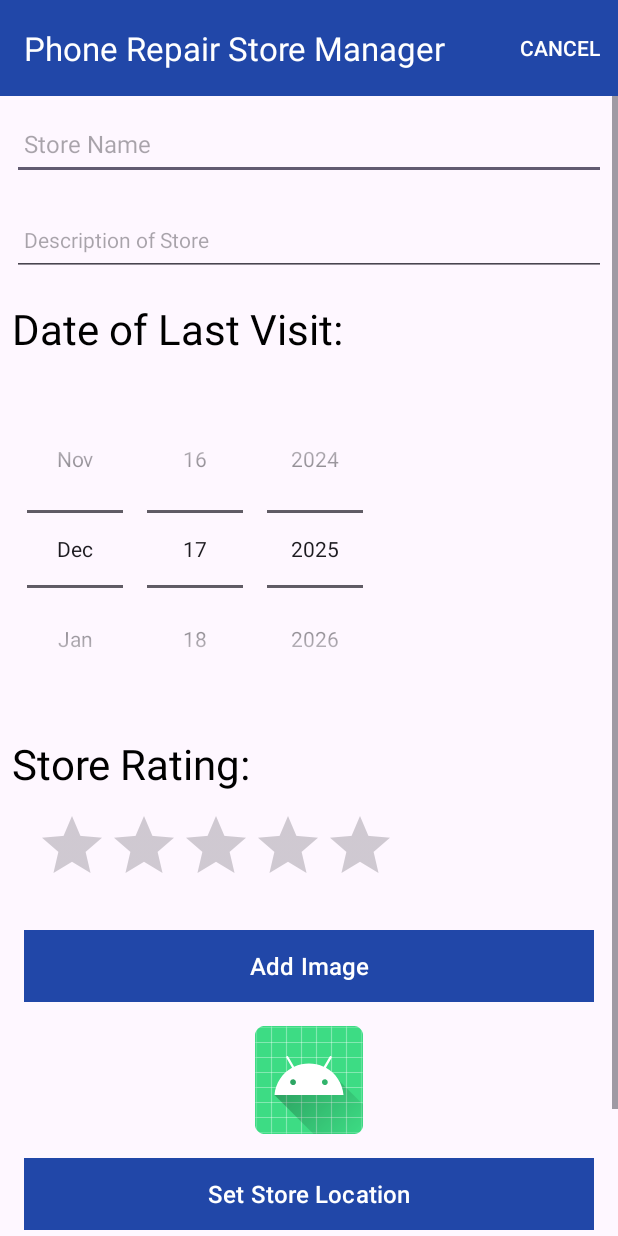
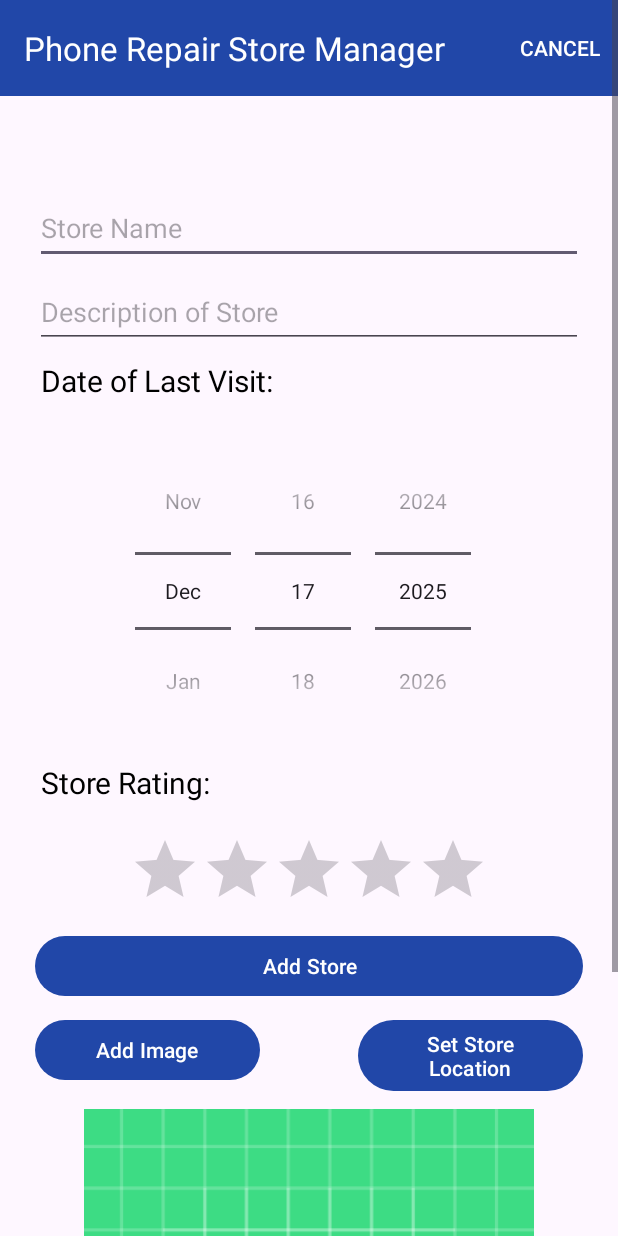
Before and after one commit to stephenmcgrath20103121/mobile-app-dev-1-ca1, an Android app: the StoreActivity screen opened directly, with no data from a screen before it, on a phone screen of 412 x 824 dp. Run offline under Robolectric (Android 15) with nearby library versions, the phone set to English and light mode, and no system bars; our stand-ins replace Picasso, Timber; 1 statement that could not run was skipped.

Commit message:
Lab-A07 content adapted to project

```diff
--- a/app/build.gradle.kts
+++ b/app/build.gradle.kts
@@ -53,6 +53,7 @@ dependencies {
     implementation(libs.picasso)
     implementation(libs.gson)
     implementation(libs.play.services.maps)
+    implementation(libs.androidx.cardview)
 
     testImplementation(libs.junit)
     androidTestImplementation(libs.androidx.junit)
--- a/app/src/main/AndroidManifest.xml
+++ b/app/src/main/AndroidManifest.xml
@@ -1,6 +1,7 @@
 <?xml version="1.0" encoding="utf-8"?>
 <manifest xmlns:android="http://schemas.android.com/apk/res/android"
     xmlns:tools="http://schemas.android.com/tools">
+
     <uses-permission android:name="android.permission.READ_MEDIA_VISUAL_USER_SELECTED" />
     <uses-permission android:name="android.permission.ACCESS_MEDIA_LOCATION" />
 
@@ -14,6 +15,11 @@
         android:roundIcon="@mipmap/ic_launcher_round"
         android:supportsRtl="true"
         android:theme="@style/Theme.Assignment1">
+        <activity
+            android:name=".activities.StoreMapsActivity"
+            android:exported="false"
+            android:label="@string/title_activity_store_maps"
+            android:theme="@style/Theme.Assignment1" />
 
         <meta-data
             android:name="com.google.android.geo.API_KEY"
--- a/app/src/main/java/ie/setu/assignment1/models/StoreCollection.kt
+++ b/app/src/main/java/ie/setu/assignment1/models/StoreCollection.kt
@@ -5,4 +5,5 @@ interface StoreCollection {
     fun create(store: StoreModel)
     fun update(store: StoreModel)
     fun delete(store: StoreModel)
+    fun findById(id:Long) : StoreModel?
 }
--- a/app/src/main/java/ie/setu/assignment1/models/StoreJSONCollection.kt
+++ b/app/src/main/java/ie/setu/assignment1/models/StoreJSONCollection.kt
@@ -64,6 +64,11 @@ class StoreJSONCollection(private val context: Context) : StoreCollection {
         serialize()
     }
 
+    override fun findById(id:Long) : StoreModel? {
+        val foundStore: StoreModel? = stores.find { it.id == id }
+        return foundStore
+    }
+
     private fun serialize() {
         val jsonString = gsonBuilder.toJson(stores, listType)
         write(context, JSON_FILE, jsonString)
--- a/app/src/main/java/ie/setu/assignment1/models/StoreMemCollection.kt
+++ b/app/src/main/java/ie/setu/assignment1/models/StoreMemCollection.kt
@@ -49,6 +49,11 @@ class StoreMemCollection : StoreCollection {
         }
     }
 
+    override fun findById(id:Long) : StoreModel? {
+        val foundStore: StoreModel? = stores.find { it.id == id }
+        return foundStore
+    }
+
     private fun logAll() {
         stores.forEach { i("$it") }
     }
--- a/app/src/main/res/layout/activity_store.xml
+++ b/app/src/main/res/layout/activity_store.xml
@@ -3,24 +3,20 @@
     xmlns:android="http://schemas.android.com/apk/res/android"
     xmlns:app="http://schemas.android.com/apk/res-auto"
     xmlns:tools="http://schemas.android.com/tools"
-    android:id="@+id/main"
     android:layout_width="match_parent"
     android:layout_height="match_parent"
-    tools:context=".activities.StoreActivity">
-
-    <RelativeLayout
-        android:layout_width="match_parent"
-        android:layout_height="wrap_content"
-        app:layout_constraintBottom_toBottomOf="parent"
-        app:layout_constraintTop_toTopOf="parent">
+    tools:context="ie.setu.assignment1.activities.StoreActivity">
 
     <com.google.android.material.appbar.AppBarLayout
-            android:id="@+id/appBarLayout"
-            android:layout_width="match_parent"
+        android:id="@+id/appBarLayout2"
+        android:layout_width="0dp"
         android:layout_height="wrap_content"
         android:background="@color/colorAccent"
         android:fitsSystemWindows="true"
         app:elevation="0dip"
+        app:layout_constraintEnd_toEndOf="parent"
+        app:layout_constraintStart_toStartOf="parent"
+        app:layout_constraintTop_toTopOf="parent"
         app:theme="@style/ThemeOverlay.AppCompat.Dark.ActionBar">
 
         <androidx.appcompat.widget.Toolbar
@@ -33,127 +29,156 @@
     <ScrollView
         android:layout_width="match_parent"
         android:layout_height="match_parent"
-            android:layout_below="@id/appBarLayout"
-            android:fillViewport="true">
+        android:fillViewport="true"
+        tools:layout_editor_absoluteX="0dp"
+        tools:layout_editor_absoluteY="116dp">
 
-            <LinearLayout
+        <androidx.constraintlayout.widget.ConstraintLayout
             android:layout_width="match_parent"
-                android:layout_height="wrap_content"
-                android:orientation="vertical">
+            android:layout_height="600dp"
+            android:layout_marginStart="8dp"
+            android:layout_marginEnd="8dp"
+            app:layout_constraintEnd_toEndOf="parent"
+            app:layout_constraintStart_toStartOf="parent"
+            app:layout_constraintTop_toTopOf="parent">
+
 
             <EditText
                 android:id="@+id/storeName"
-                    android:layout_width="match_parent"
+                android:layout_width="365dp"
                 android:layout_height="48dp"
-                    android:layout_margin="8dp"
-                    android:autofillHints=""
+                android:layout_marginStart="8dp"
+                android:layout_marginTop="128dp"
+                android:layout_marginEnd="8dp"
+                android:ems="10"
                 android:hint="@string/hint_storeName"
                 android:inputType="text"
-                    android:maxLength="25"
-                    android:maxLines="1"
-                    android:padding="8dp"
-                    android:textColor="@color/colorPrimaryDark"
-                    android:textSize="16sp"
-                    tools:ignore="VisualLintTextFieldSize"/>
+                app:layout_constraintEnd_toEndOf="parent"
+                app:layout_constraintHorizontal_bias="0.503"
+                app:layout_constraintStart_toStartOf="parent"
+                app:layout_constraintTop_toTopOf="parent" />
 
             <EditText
                 android:id="@+id/description"
-                    android:layout_width="match_parent"
+                android:layout_width="365dp"
                 android:layout_height="48dp"
-                    android:layout_margin="8dp"
+                android:layout_marginStart="8dp"
+                android:layout_marginTop="8dp"
+                android:layout_marginEnd="8dp"
+                android:ems="10"
                 android:hint="@string/hint_storeDescription"
-                    android:inputType="text"
-                    android:maxLength="250"
-                    android:maxLines="1"
-                    android:padding="8dp"
-                    android:textColor="@color/colorPrimaryDark"
-                    android:textSize="14sp"
-                    tools:ignore="VisualLintTextFieldSize" />
+                android:inputType="textPersonName"
+                app:layout_constraintEnd_toEndOf="parent"
+                app:layout_constraintStart_toStartOf="parent"
+                app:layout_constraintTop_toBottomOf="@+id/storeName" />
 
             <TextView
                 android:id="@+id/dateText"
-                    android:layout_width="match_parent"
-                    android:layout_height="42dp"
-                    android:layout_margin="8dp"
+                android:layout_width="365dp"
+                android:layout_height="48dp"
+                android:layout_marginStart="8dp"
+                android:layout_marginTop="8dp"
+                android:ems="10"
                 android:text="@string/title_lastVisitDate"
                 android:textColor="@color/colorPrimaryDark"
-                    android:textSize="28sp" />
+                android:textSize="20sp"
+                app:layout_constraintEnd_toEndOf="parent"
+                app:layout_constraintStart_toStartOf="parent"
+                app:layout_constraintTop_toBottomOf="@+id/description" />
 
             <DatePicker
                 android:id="@+id/datePicker"
                 android:layout_width="wrap_content"
                 android:layout_height="wrap_content"
-                    android:layout_margin="10dp"
+                android:layout_marginStart="8dp"
+                android:layout_marginEnd="8dp"
                 android:calendarTextColor="@color/colorPrimaryDark"
                 android:calendarViewShown="false"
-                    android:datePickerMode="spinner" />
+                android:datePickerMode="spinner"
+                android:ems="10"
+                app:layout_constraintEnd_toEndOf="parent"
+                app:layout_constraintStart_toStartOf="parent"
+                app:layout_constraintTop_toBottomOf="@+id/dateText" />
 
             <TextView
                 android:id="@+id/ratingText"
-                    android:layout_width="match_parent"
-                    android:layout_height="42dp"
-                    android:layout_margin="8dp"
+                android:layout_width="365dp"
+                android:layout_height="48dp"
+                android:layout_marginStart="8dp"
+                android:layout_marginTop="8dp"
+                android:ems="10"
                 android:text="@string/title_rating"
                 android:textColor="@color/colorPrimaryDark"
-                    android:textSize="28sp" />
+                android:textSize="20sp"
+                app:layout_constraintEnd_toEndOf="parent"
+                app:layout_constraintStart_toStartOf="parent"
+                app:layout_constraintTop_toBottomOf="@+id/datePicker" />
 
             <RatingBar
                 android:id="@+id/ratingBar"
                 android:layout_width="wrap_content"
                 android:layout_height="64dp"
+                android:layout_marginStart="8dp"
                 android:layout_marginLeft="24dp"
+                android:layout_marginEnd="8dp"
                 android:layout_marginRight="24dp"
+                android:ems="10"
                 android:numStars="5"
-                    android:stepSize="0.1" />
+                android:stepSize="0.5"
+                app:layout_constraintEnd_toEndOf="parent"
+                app:layout_constraintStart_toStartOf="parent"
+                app:layout_constraintTop_toBottomOf="@+id/ratingText" />
+
+            <Button
+                android:id="@+id/btnAdd"
+                android:layout_width="365dp"
+                android:layout_height="wrap_content"
+                android:layout_marginStart="8dp"
+                android:layout_marginEnd="8dp"
+                android:text="@string/button_addStore"
+                app:layout_constraintEnd_toEndOf="parent"
+                app:layout_constraintStart_toStartOf="parent"
+                app:layout_constraintTop_toBottomOf="@+id/ratingBar" />
 
             <Button
                 android:id="@+id/chooseImage"
-                    android:layout_width="match_parent"
+                android:layout_width="150dp"
                 android:layout_height="wrap_content"
-                    android:layout_margin="16dp"
-                    android:background="@color/colorAccent"
-                    android:importantForAccessibility="no"
-                    android:padding="8dp"
+                android:layout_marginTop="8dp"
                 android:text="@string/button_addImage"
-                    android:textColor="@color/colorPrimary"
-                    android:textSize="16sp"
-                    tools:ignore="VisualLintButtonSize" />
-
-                <ImageView
-                    android:id="@+id/store_image"
-                    android:layout_width="match_parent"
-                    android:layout_height="wrap_content"
-                    android:importantForAccessibility="no"
-                    app:srcCompat="@mipmap/ic_launcher"
-                    tools:ignore="ImageContrastCheck" />
+                app:layout_constraintStart_toStartOf="@+id/btnAdd"
+                app:layout_constraintTop_toBottomOf="@+id/btnAdd" />
 
             <Button
                 android:id="@+id/storeLocation"
-                    android:layout_width="match_parent"
+                android:layout_width="150dp"
                 android:layout_height="wrap_content"
-                    android:layout_margin="16dp"
-                    android:background="@color/colorAccent"
-                    android:padding="8dp"
-                    android:stateListAnimator="@null"
+                android:layout_marginStart="8dp"
+                android:layout_marginTop="8dp"
                 android:text="@string/button_location"
-                    android:textColor="@color/colorPrimary"
-                    android:textSize="16sp"/>
+                app:layout_constraintEnd_toEndOf="@+id/btnAdd"
+                app:layout_constraintHorizontal_bias="1.0"
+                app:layout_constraintStart_toEndOf="@+id/chooseImage"
+                app:layout_constraintTop_toBottomOf="@+id/btnAdd" />
 
-                <Button
-                    android:id="@+id/btnAdd"
-                    android:layout_width="match_parent"
-                    android:layout_height="wrap_content"
-                    android:layout_margin="16dp"
-                    android:background="@color/colorAccent"
-                    android:padding="8dp"
-                    android:stateListAnimator="@null"
-                    android:text="@string/button_addStore"
-                    android:textColor="@color/colorPrimary"
-                    android:textSize="20sp"
-                    tools:ignore="VisualLintButtonSize" />
-            </LinearLayout>
+            <ImageView
+                android:id="@+id/storeImage"
+                android:layout_width="0dp"
+                android:layout_height="300dp"
+                android:layout_marginStart="8dp"
+                android:layout_marginTop="8dp"
+                android:layout_marginEnd="8dp"
+                android:layout_marginBottom="8dp"
+                app:layout_constraintBottom_toBottomOf="parent"
+                app:layout_constraintEnd_toEndOf="parent"
+                app:layout_constraintHorizontal_bias="0.555"
+                app:layout_constraintStart_toStartOf="parent"
+                app:layout_constraintTop_toBottomOf="@+id/storeLocation"
+                app:layout_constraintVertical_bias="0.173"
+                app:srcCompat="@drawable/ic_launcher_background" />
+
+
+        </androidx.constraintlayout.widget.ConstraintLayout>
     </ScrollView>
 
-    </RelativeLayout>
-
 </androidx.constraintlayout.widget.ConstraintLayout>
--- a/app/src/main/res/menu/menu_main.xml
+++ b/app/src/main/res/menu/menu_main.xml
@@ -7,4 +7,9 @@
         android:icon="@android:drawable/ic_menu_add"
         android:title="@string/menu_addStore"
         app:showAsAction="always" />
+    <item
+        android:id="@+id/item_map"
+        android:icon="@android:drawable/ic_menu_mapmode"
+        android:title="@string/menu_addStore"
+        app:showAsAction="always"/>
 </menu>
--- /dev/null
+++ b/app/src/main/res/values-land/dimens.xml
@@ -0,0 +1,3 @@
+<resources>
+    <dimen name="fab_margin">48dp</dimen>
+</resources>
--- /dev/null
+++ b/app/src/main/res/values-v23/themes.xml
@@ -0,0 +1,9 @@
+<resources xmlns:tools="http://schemas.android.com/tools">
+
+    <style name="Theme.Assignment1" parent="Base.Theme.Assignment1">
+        <!-- Transparent system bars for edge-to-edge. -->
+        <item name="android:navigationBarColor">@android:color/transparent</item>
+        <item name="android:statusBarColor">@android:color/transparent</item>
+        <item name="android:windowLightStatusBar">?attr/isLightTheme</item>
+    </style>
+</resources>
--- /dev/null
+++ b/app/src/main/res/values-w1240dp/dimens.xml
@@ -0,0 +1,3 @@
+<resources>
+    <dimen name="fab_margin">200dp</dimen>
+</resources>
--- /dev/null
+++ b/app/src/main/res/values-w600dp/dimens.xml
@@ -0,0 +1,3 @@
+<resources>
+    <dimen name="fab_margin">48dp</dimen>
+</resources>
--- /dev/null
+++ b/app/src/main/res/values/dimens.xml
@@ -0,0 +1,3 @@
+<resources>
+    <dimen name="fab_margin">16dp</dimen>
+</resources>
--- a/app/src/main/res/values/strings.xml
+++ b/app/src/main/res/values/strings.xml
@@ -16,4 +16,5 @@
     <string name="change_store_image">Change Store Image</string>
     <string name="button_location">Set Store Location</string>
     <string name="title_activity_map">Map Activity</string>
+    <string name="title_activity_store_maps">Map of All Phone Repair Stores</string>
 </resources>
--- a/gradle/libs.versions.toml
+++ b/gradle/libs.versions.toml
@@ -15,6 +15,7 @@ picasso = "2.71828"
 gson = "2.13.2"
 googleAndroidLibrariesMapsplatformSecretsGradlePlugin = "2.0.1"
 playServicesMaps = "19.2.0"
+cardview = "1.0.0"
 
 [libraries]
 androidx-core-ktx = { group = "androidx.core", name = "core-ktx", version.ref = "coreKtx" }
@@ -29,6 +30,7 @@ timber = { module = "com.github.ajalt:timberkt", version.ref = "timber" }
 picasso = { module = "com.squareup.picasso:picasso", version.ref = "picasso" }
 gson = { module = "com.google.code.gson:gson", version.ref = "gson" }
 play-services-maps = { group = "com.google.android.gms", name = "play-services-maps", version.ref = "playServicesMaps" }
+androidx-cardview = { group = "androidx.cardview", name = "cardview", version.ref = "cardview" }
 
 [plugins]
 android-application = { id = "com.android.application", version.ref = "agp" }
```
Also changed, not shown: app/src/main/java/ie/setu/assignment1/activities/StoreActivity.kt (+5 -5 lines), app/src/main/java/ie/setu/assignment1/activities/StoreListActivity.kt (+9 -0 lines), app/src/main/java/ie/setu/assignment1/activities/StoreMapsActivity.kt (added, +84 -0 lines), app/src/main/res/layout/activity_store_maps.xml (added, +41 -0 lines), app/src/main/res/layout/content_store_maps.xml (added, +74 -0 lines). Lines whose indentation alone changed are shown as unchanged.
